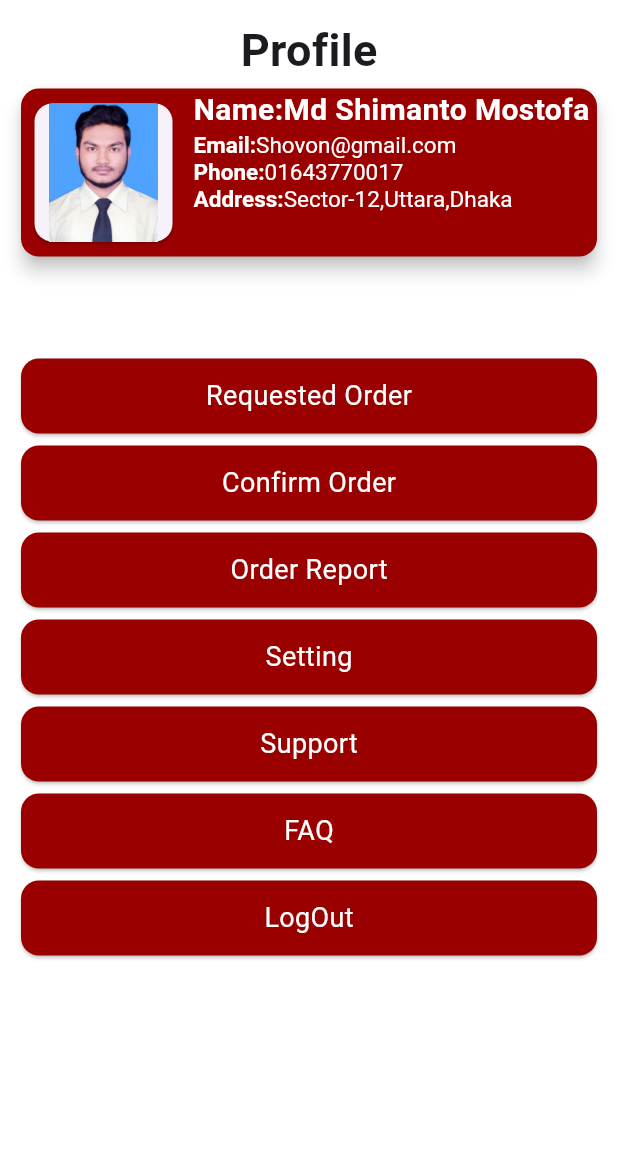
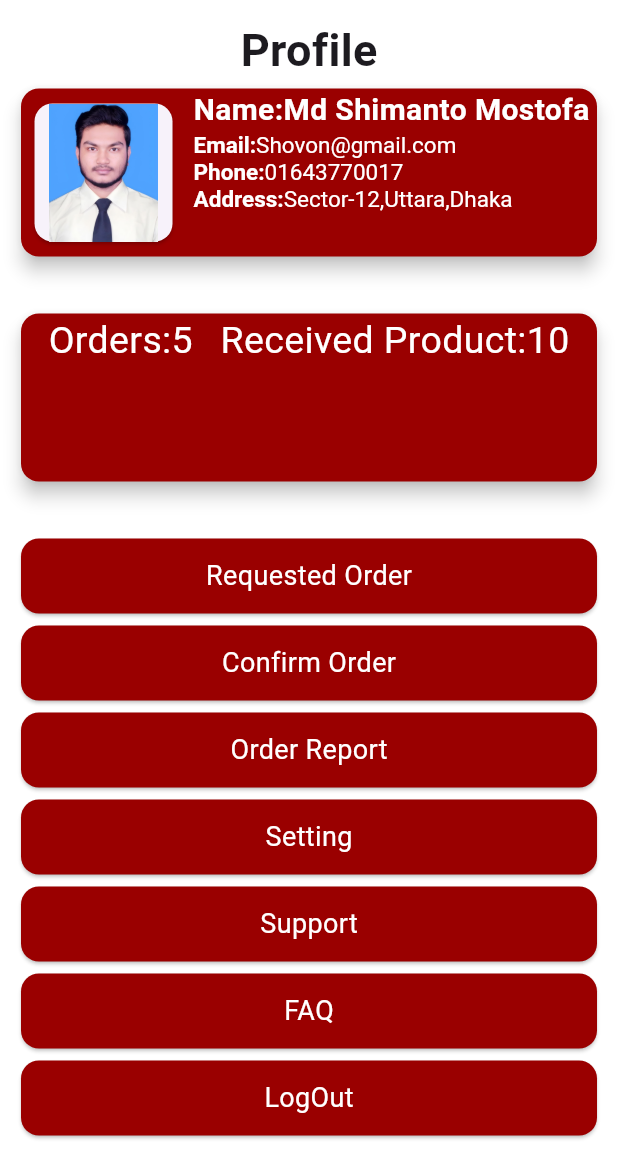
Before and after one commit to Shovon0017/pc_mart_version02, a Flutter app: the screen it shows after launch, on a phone screen of 412 x 824 dp, the part 66-1236 px from its top. Run offline on Flutter 3.47's test engine with Material 3 defaults, Android fonts, the phone set to English and light mode, and no system bars; our stand-ins replace animated_notch_bottom_bar, carousel_slider, flutter_easyloading, flutter_secure_storage, fluttertoast, get and 3 more; missing offline and left inert: flutter_sslcommerz.

Commit message:
pc mart version 2

```diff
--- a/lib/view/screen/Profile/profile.dart
+++ b/lib/view/screen/Profile/profile.dart
@@ -115,6 +115,25 @@ class _ProfileState extends State<Profile> {
                 height: 30,
               ),
               SizedBox(
+                height: 120,
+                width: double.infinity,
+                child: Card(
+                  elevation: 5,
+                  color:  Color(0xff9a0000),
+                  child: Column(
+                    children: [
+                      Row(mainAxisAlignment: MainAxisAlignment.spaceEvenly,
+                        children: [
+                          Text("Orders:5",style: TextStyle(color: Colors.white,fontSize: 25),),
+                          Text("Received Product:10",style: TextStyle(color: Colors.white,fontSize: 25))
+                        ],
+                      )
+                    ],
+                  ),
+
+                ),
+              ),
+              SizedBox(
                 height: 30,
               ),
               CommonButton(buttonName: "Requested Order", onTap: () {
```
